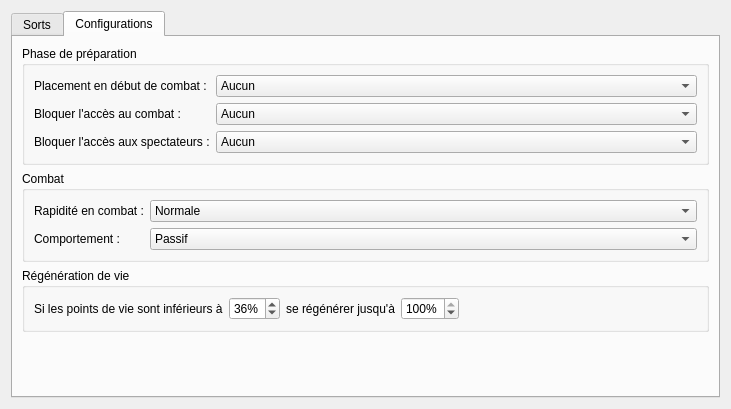
This is BotDofus/src/gui/main/forms/fightform.ui in josuesavy/BotDofus as Qt 5 draws it before an edit. The edited form follows.
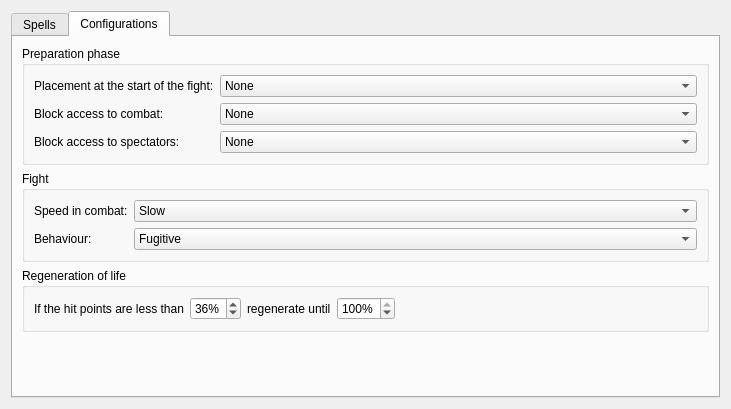
This is the edited form. The open tabs and pages were chosen to show the change. Icons and pictures are not drawn.

```diff
--- a/BotDofus/src/gui/main/forms/fightform.ui
+++ b/BotDofus/src/gui/main/forms/fightform.ui
@@ -30,7 +30,7 @@
         <normaloff>:/icons/magic_wand_2_16px.ico</normaloff>:/icons/magic_wand_2_16px.ico</iconset>
       </attribute>
       <attribute name="title">
-       <string>Sorts</string>
+       <string>Spells</string>
       </attribute>
       <layout class="QGridLayout" name="gridLayout_2">
        <item row="0" column="0" rowspan="2">
@@ -210,7 +210,7 @@
        <item row="0" column="0">
         <widget class="QGroupBox" name="groupBox_3">
          <property name="title">
-          <string>Phase de préparation</string>
+          <string>Preparation phase</string>
          </property>
          <layout class="QGridLayout" name="gridLayout_25">
           <item row="0" column="0">
@@ -222,7 +222,7 @@
              </sizepolicy>
             </property>
             <property name="text">
-             <string>Placement en début de combat :</string>
+             <string>Placement at the start of the fight:</string>
             </property>
            </widget>
           </item>
@@ -230,7 +230,7 @@
            <widget class="QComboBox" name="comboBoxCloseFight">
             <item>
              <property name="text">
-              <string>Aucun</string>
+              <string>None</string>
              </property>
             </item>
             <item>
@@ -248,7 +248,7 @@
           <item row="2" column="0">
            <widget class="QLabel" name="label_2">
             <property name="text">
-             <string>Bloquer l'accès aux spectateurs :</string>
+             <string>Block access to spectators:</string>
             </property>
            </widget>
           </item>
@@ -259,7 +259,7 @@
             </property>
             <item>
              <property name="text">
-              <string>Aucun</string>
+              <string>None</string>
              </property>
             </item>
             <item>
@@ -277,7 +277,7 @@
           <item row="1" column="0">
            <widget class="QLabel" name="label">
             <property name="text">
-             <string>Bloquer l'accès au combat :</string>
+             <string>Block access to combat:</string>
             </property>
            </widget>
           </item>
@@ -285,7 +285,7 @@
            <widget class="QComboBox" name="comboBoxSpectator">
             <item>
              <property name="text">
-              <string>Aucun</string>
+              <string>None</string>
              </property>
             </item>
             <item>
@@ -306,7 +306,7 @@
        <item row="1" column="0">
         <widget class="QGroupBox" name="groupBox_4">
          <property name="title">
-          <string>Combat</string>
+          <string>Fight</string>
          </property>
          <layout class="QGridLayout" name="gridLayout_3">
           <item row="0" column="0">
@@ -314,23 +314,23 @@
             <item row="0" column="0">
              <widget class="QLabel" name="label_14">
               <property name="text">
-               <string>Rapidité en combat :</string>
+               <string>Speed in combat:</string>
               </property>
              </widget>
             </item>
             <item row="0" column="1">
              <widget class="QComboBox" name="comboBoxSpeedFight">
               <property name="currentIndex">
-               <number>1</number>
+               <number>0</number>
               </property>
               <item>
                <property name="text">
-                <string>Lente</string>
+                <string>Slow</string>
                </property>
               </item>
               <item>
                <property name="text">
-                <string>Normale</string>
+                <string>Normal</string>
                </property>
               </item>
               <item>
@@ -353,18 +353,18 @@
             <item row="1" column="0">
              <widget class="QLabel" name="label_13">
               <property name="text">
-               <string>Comportement :</string>
+               <string>Behaviour:</string>
               </property>
              </widget>
             </item>
             <item row="1" column="1">
              <widget class="QComboBox" name="comboBoxBehavior">
               <property name="currentIndex">
-               <number>2</number>
+               <number>0</number>
               </property>
               <item>
                <property name="text">
-                <string>Fuillard</string>
+                <string>Fugitive</string>
                </property>
               </item>
               <item>
@@ -374,7 +374,7 @@
               </item>
               <item>
                <property name="text">
-                <string>Passif</string>
+                <string>Passive</string>
                </property>
               </item>
              </widget>
@@ -387,20 +387,20 @@
        <item row="2" column="0">
         <widget class="QGroupBox" name="groupBox_5">
          <property name="title">
-          <string>Régénération de vie</string>
+          <string>Regeneration of life</string>
          </property>
          <layout class="QGridLayout" name="gridLayout_28">
           <item row="0" column="2">
            <widget class="QLabel" name="label_23">
             <property name="text">
-             <string>se régénérer jusqu'à</string>
+             <string>regenerate until</string>
             </property>
            </widget>
           </item>
           <item row="0" column="0">
            <widget class="QLabel" name="label_15">
             <property name="text">
-             <string>Si les points de vie sont inférieurs à</string>
+             <string>If the hit points are less than</string>
             </property>
            </widget>
           </item>
```
Left out of the diff: 28 changed lines with no effect on the pictures.
